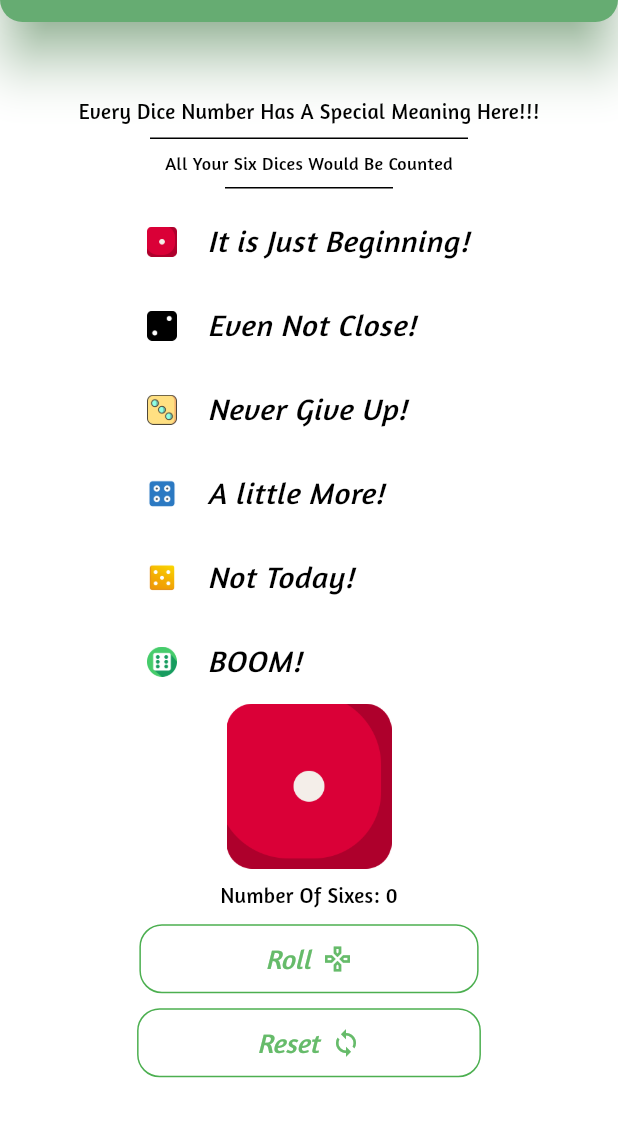
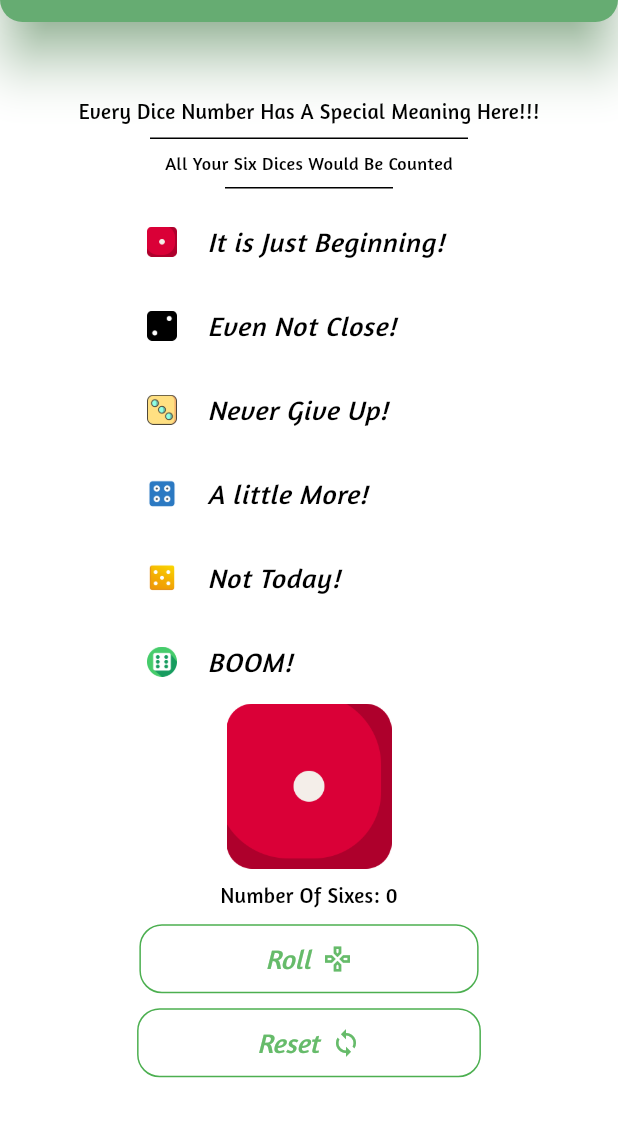
Before and after one commit to KASRA10/lucky_dice-version2, a Flutter app: the screen it shows after launch, on a phone screen of 412 x 824 dp, the part 83-1220 px from its top. Run offline on Flutter 3.47's test engine with Material 3 defaults, Android fonts, the light colour scheme and no system bars; our stand-ins replace fluttertoast.

Commit message:
Edit Text Size

```diff
--- a/lib/main.dart
+++ b/lib/main.dart
@@ -145,7 +145,7 @@
                     style: TextStyle(
                       color: Colors.black,
                       fontFamily: 'Amaranth',
-                      fontSize: 20,
+                      fontSize: 18,
                       fontStyle: FontStyle.italic,
                     ),
                   ),
@@ -164,7 +164,7 @@
                     style: TextStyle(
                       color: Colors.black,
                       fontFamily: 'Amaranth',
-                      fontSize: 20,
+                      fontSize: 18,
                       fontStyle: FontStyle.italic,
                     ),
                   ),
@@ -183,7 +183,7 @@
                     style: TextStyle(
                       color: Colors.black,
                       fontFamily: 'Amaranth',
-                      fontSize: 20,
+                      fontSize: 18,
                       fontStyle: FontStyle.italic,
                     ),
                   ),
@@ -202,7 +202,7 @@
                     style: TextStyle(
                       color: Colors.black,
                       fontFamily: 'Amaranth',
-                      fontSize: 20,
+                      fontSize: 18,
                       fontStyle: FontStyle.italic,
                     ),
                   ),
@@ -221,7 +221,7 @@
                     style: TextStyle(
                       color: Colors.black,
                       fontFamily: 'Amaranth',
-                      fontSize: 20,
+                      fontSize: 18,
                       fontStyle: FontStyle.italic,
                     ),
                   ),
@@ -241,7 +241,7 @@
                     style: TextStyle(
                       color: Colors.black,
                       fontFamily: 'Amaranth',
-                      fontSize: 20,
+                      fontSize: 18,
                       fontStyle: FontStyle.italic,
                     ),
                   ),
```
